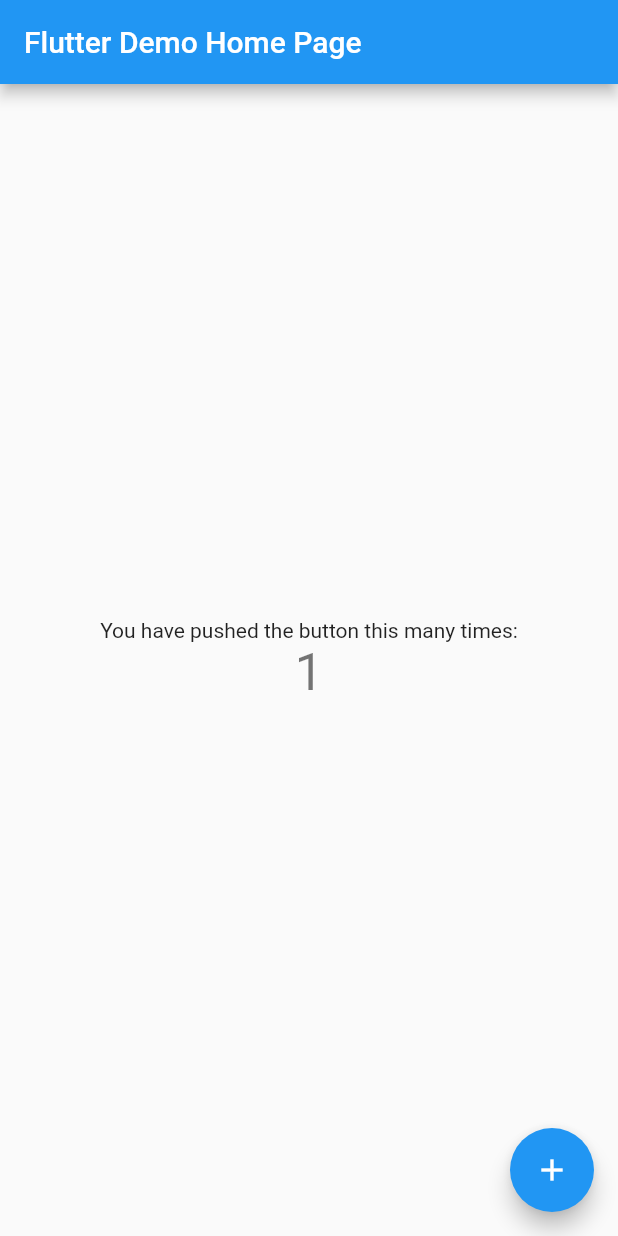
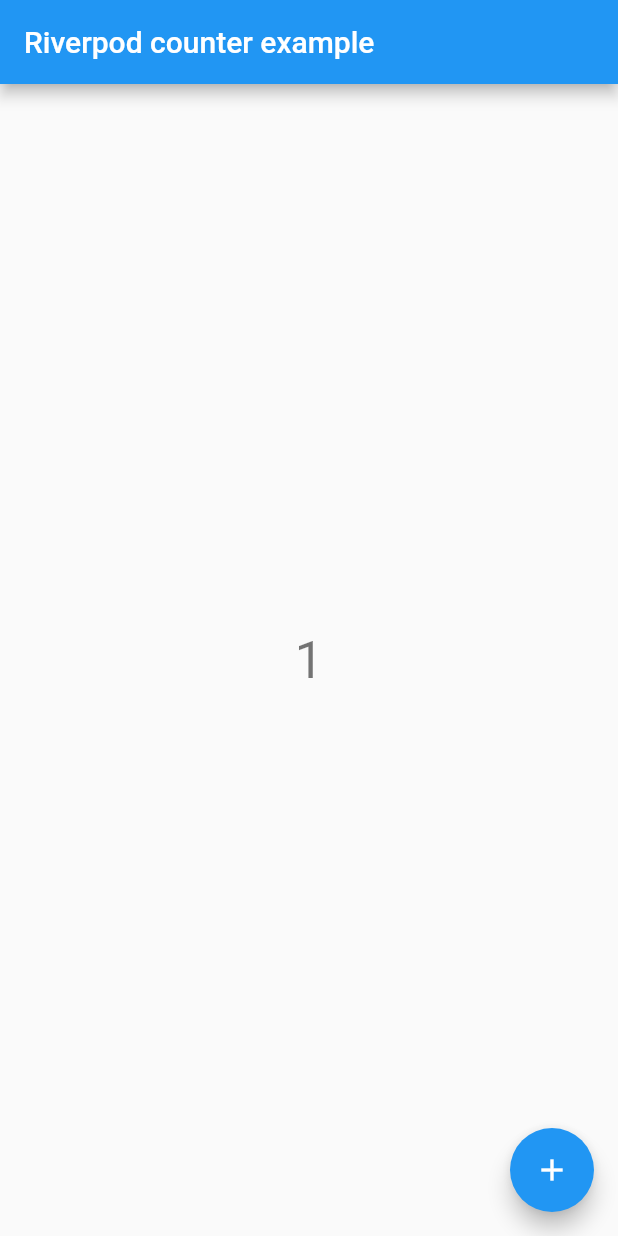
Before and after one commit to momomomo111/friend_task_share, a Flutter app: the screen it shows after launch, after a tap on the "add" icon, on a phone screen of 412 x 824 dp. Run offline on Flutter 3.47's test engine with Material 2 defaults, Android fonts, the phone set to English and light mode, and no system bars; our stand-ins replace hooks_riverpod.

Commit message:
[update] Introduction to HooksRiverpod
HooksRiverpodの導入

```diff
--- a/lib/main.dart
+++ b/lib/main.dart
@@ -1,115 +1,54 @@
 import 'package:flutter/material.dart';
+import 'package:hooks_riverpod/hooks_riverpod.dart';
 
 void main() {
-  runApp(const MyApp());
+  runApp(
+    const ProviderScope(
+      child: MyApp(),
+    ),
+  );
+}
+
+final counterProvider = StateNotifierProvider<Counter, int>((_) => Counter());
+
+class Counter extends StateNotifier<int> {
+  Counter() : super(0);
+
+  void increment() => state++;
 }
 
 class MyApp extends StatelessWidget {
   const MyApp({Key? key}) : super(key: key);
 
-  // This widget is the root of your application.
   @override
   Widget build(BuildContext context) {
-    return MaterialApp(
-      title: 'Flutter Demo',
-      theme: ThemeData(
-        // This is the theme of your application.
-        //
-        // Try running your application with "flutter run". You'll see the
-        // application has a blue toolbar. Then, without quitting the app, try
-        // changing the primarySwatch below to Colors.green and then invoke
-        // "hot reload" (press "r" in the console where you ran "flutter run",
-        // or simply save your changes to "hot reload" in a Flutter IDE).
-        // Notice that the counter didn't reset back to zero; the application
-        // is not restarted.
-        primarySwatch: Colors.blue,
-      ),
-      home: const MyHomePage(title: 'Flutter Demo Home Page'),
+    return const MaterialApp(
+      home: MyHomePage(),
     );
   }
 }
 
-class MyHomePage extends StatefulWidget {
-  const MyHomePage({Key? key, required this.title}) : super(key: key);
-
-  // This widget is the home page of your application. It is stateful, meaning
-  // that it has a State object (defined below) that contains fields that affect
-  // how it looks.
-
-  // This class is the configuration for the state. It holds the values (in this
-  // case the title) provided by the parent (in this case the App widget) and
-  // used by the build method of the State. Fields in a Widget subclass are
-  // always marked "final".
-
-  final String title;
+class MyHomePage extends HookConsumerWidget {
+  const MyHomePage({Key? key}) : super(key: key);
 
   @override
-  State<MyHomePage> createState() => _MyHomePageState();
-}
+  Widget build(BuildContext context, WidgetRef ref) {
+    final count = ref.watch(counterProvider);
 
-class _MyHomePageState extends State<MyHomePage> {
-  int _counter = 0;
-
-  void _incrementCounter() {
-    setState(() {
-      // This call to setState tells the Flutter framework that something has
-      // changed in this State, which causes it to rerun the build method below
-      // so that the display can reflect the updated values. If we changed
-      // _counter without calling setState(), then the build method would not be
-      // called again, and so nothing would appear to happen.
-      _counter++;
-    });
-  }
-
-  @override
-  Widget build(BuildContext context) {
-    // This method is rerun every time setState is called, for instance as done
-    // by the _incrementCounter method above.
-    //
-    // The Flutter framework has been optimized to make rerunning build methods
-    // fast, so that you can just rebuild anything that needs updating rather
-    // than having to individually change instances of widgets.
     return Scaffold(
       appBar: AppBar(
-        // Here we take the value from the MyHomePage object that was created by
-        // the App.build method, and use it to set our appbar title.
-        title: Text(widget.title),
+        title: const Text('Riverpod counter example'),
       ),
       body: Center(
-        // Center is a layout widget. It takes a single child and positions it
-        // in the middle of the parent.
-        child: Column(
-          // Column is also a layout widget. It takes a list of children and
-          // arranges them vertically. By default, it sizes itself to fit its
-          // children horizontally, and tries to be as tall as its parent.
-          //
-          // Invoke "debug painting" (press "p" in the console, choose the
-          // "Toggle Debug Paint" action from the Flutter Inspector in Android
-          // Studio, or the "Toggle Debug Paint" command in Visual Studio Code)
-          // to see the wireframe for each widget.
-          //
-          // Column has various properties to control how it sizes itself and
-          // how it positions its children. Here we use mainAxisAlignment to
-          // center the children vertically; the main axis here is the vertical
-          // axis because Columns are vertical (the cross axis would be
-          // horizontal).
-          mainAxisAlignment: MainAxisAlignment.center,
-          children: <Widget>[
-            const Text(
-              'You have pushed the button this many times:',
-            ),
-            Text(
-              '$_counter',
-              style: Theme.of(context).textTheme.headline4,
-            ),
-          ],
+        child: Text(
+          '$count',
+          style: Theme.of(context).textTheme.headline4,
         ),
       ),
       floatingActionButton: FloatingActionButton(
-        onPressed: _incrementCounter,
-        tooltip: 'Increment',
+        onPressed: () => ref.read(counterProvider.notifier).increment(),
         child: const Icon(Icons.add),
-      ), // This trailing comma makes auto-formatting nicer for build methods.
+      ),
     );
   }
 }
--- a/pubspec.yaml
+++ b/pubspec.yaml
@@ -30,9 +30,8 @@ dependencies:
   flutter:
     sdk: flutter
 
-
-  # The following adds the Cupertino Icons font to your application.
-  # Use with the CupertinoIcons class for iOS style icons.
+  hooks_riverpod: ^2.0.0-dev.9
+  flutter_hooks: ^0.18.5+1
   cupertino_icons: ^1.0.2
 
 dev_dependencies:
```
Also changed, not shown: pubspec.lock.
